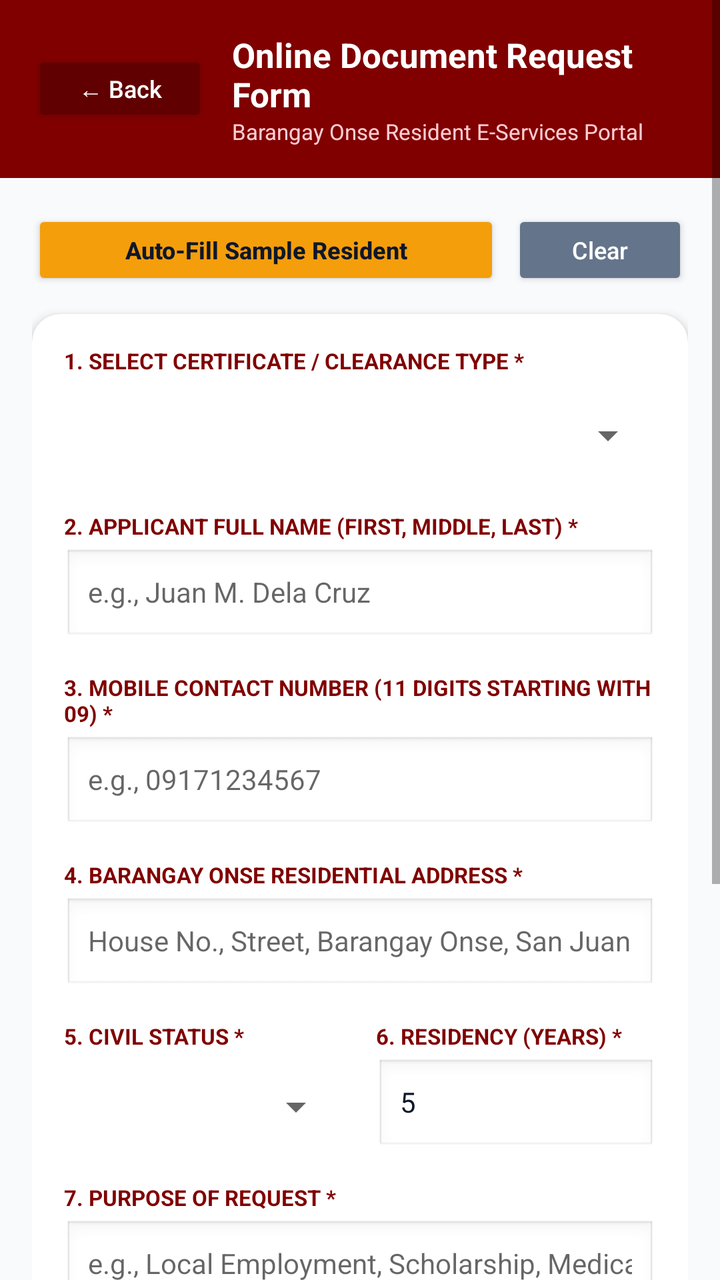
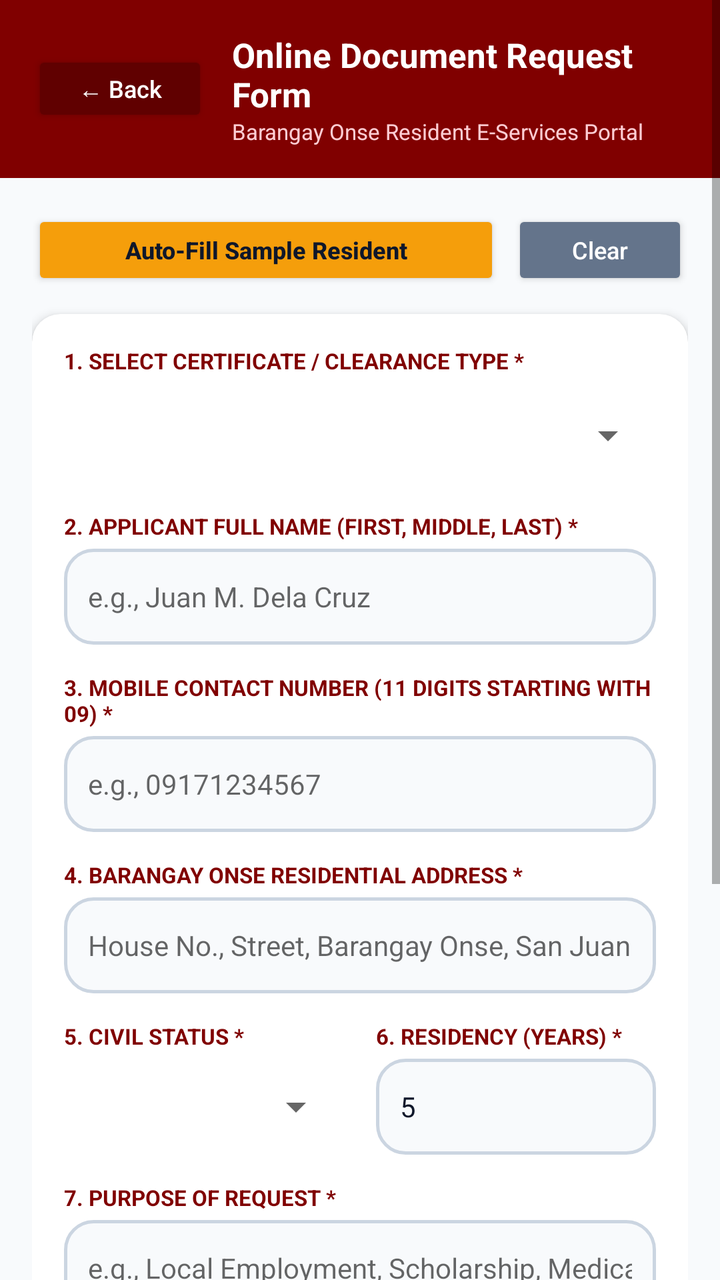

The first picture is an Android layout as it rendered before a commit; the second is the same layout after the commit. The layout source and the unified diff follow.
<!-- AndroidManifest.xml: activity theme AppTheme.NoActionBar -->
<!-- res/layout/activity_request_form.xml -->
<?xml version="1.0" encoding="utf-8"?>
<ScrollView xmlns:android="http://schemas.android.com/apk/res/android"
    xmlns:app="http://schemas.android.com/apk/res-auto"
    android:layout_width="match_parent"
    android:layout_height="match_parent"
    android:background="#F8FAFC"
    android:fillViewport="true">

    <LinearLayout
        android:layout_width="match_parent"
        android:layout_height="wrap_content"
        android:orientation="vertical"
        android:paddingBottom="28dp">

        
        <LinearLayout
            android:layout_width="match_parent"
            android:layout_height="wrap_content"
            android:background="#800000"
            android:gravity="center_vertical"
            android:orientation="horizontal"
            android:padding="16dp">

            <Button
                android:id="@+id/btnFormBack"
                android:layout_width="wrap_content"
                android:layout_height="38dp"
                android:backgroundTint="#600000"
                android:text="← Back"
                android:textAllCaps="false"
                android:textColor="#FFFFFF"
                android:textSize="12sp" />

            <LinearLayout
                android:layout_width="0dp"
                android:layout_height="wrap_content"
                android:layout_marginStart="12dp"
                android:layout_weight="1"
                android:orientation="vertical">

                <TextView
                    android:layout_width="wrap_content"
                    android:layout_height="wrap_content"
                    android:text="Online Document Request Form"
                    android:textColor="#FFFFFF"
                    android:textSize="17sp"
                    android:textStyle="bold" />

                <TextView
                    android:layout_width="wrap_content"
                    android:layout_height="wrap_content"
                    android:text="Barangay Onse Resident E-Services Portal"
                    android:textColor="#FECDD3"
                    android:textSize="11sp" />
            </LinearLayout>
        </LinearLayout>

        <LinearLayout
            android:layout_width="match_parent"
            android:layout_height="wrap_content"
            android:orientation="vertical"
            android:padding="16dp">

            
            <LinearLayout
                android:layout_width="match_parent"
                android:layout_height="wrap_content"
                android:layout_marginBottom="12dp"
                android:orientation="horizontal">

                <Button
                    android:id="@+id/btnFillSampleData"
                    android:layout_width="0dp"
                    android:layout_height="40dp"
                    android:layout_marginEnd="6dp"
                    android:layout_weight="1"
                    android:backgroundTint="#F59E0B"
                    android:text="Auto-Fill Sample Resident"
                    android:textAllCaps="false"
                    android:textColor="#0F172A"
                    android:textSize="12sp"
                    android:textStyle="bold" />

                <Button
                    android:id="@+id/btnClearForm"
                    android:layout_width="wrap_content"
                    android:layout_height="40dp"
                    android:backgroundTint="#64748B"
                    android:text="Clear"
                    android:textAllCaps="false"
                    android:textColor="#FFFFFF"
                    android:textSize="12sp" />
            </LinearLayout>

            
            <TextView
                android:id="@+id/tvValidationError"
                android:layout_width="match_parent"
                android:layout_height="wrap_content"
                android:layout_marginBottom="12dp"
                android:background="#FEE2E2"
                android:padding="12dp"
                android:text="Validation Error"
                android:textColor="#991B1B"
                android:textSize="12sp"
                android:textStyle="bold"
                android:visibility="gone" />

            
            <androidx.cardview.widget.CardView
                android:layout_width="match_parent"
                android:layout_height="wrap_content"
                app:cardBackgroundColor="#FFFFFF"
                app:cardCornerRadius="14dp"
                app:cardElevation="3dp">

                <LinearLayout
                    android:layout_width="match_parent"
                    android:layout_height="wrap_content"
                    android:orientation="vertical"
                    android:padding="16dp">

                    <TextView
                        android:layout_width="wrap_content"
                        android:layout_height="wrap_content"
                        android:text="1. SELECT CERTIFICATE / CLEARANCE TYPE *"
                        android:textColor="#800000"
                        android:textSize="11sp"
                        android:textStyle="bold" />

                    <Spinner
                        android:id="@+id/spinnerDocumentType"
                        android:layout_width="match_parent"
                        android:layout_height="48dp"
                        android:layout_marginTop="6dp" />

                    <TextView
                        android:layout_width="wrap_content"
                        android:layout_height="wrap_content"
                        android:layout_marginTop="14dp"
                        android:text="2. APPLICANT FULL NAME (FIRST, MIDDLE, LAST) *"
                        android:textColor="#800000"
                        android:textSize="11sp"
                        android:textStyle="bold" />

                    <EditText
                        android:id="@+id/etFullName"
                        android:layout_width="match_parent"
                        android:layout_height="48dp"
                        android:layout_marginTop="4dp"
                        android:background="@android:drawable/edit_text"
                        android:hint="e.g., Juan M. Dela Cruz"
                        android:inputType="textPersonName"
                        android:paddingHorizontal="12dp"
                        android:textColor="#0F172A"
                        android:textSize="14sp" />

                    <TextView
                        android:layout_width="wrap_content"
                        android:layout_height="wrap_content"
                        android:layout_marginTop="14dp"
                        android:text="3. MOBILE CONTACT NUMBER (11 DIGITS STARTING WITH 09) *"
                        android:textColor="#800000"
                        android:textSize="11sp"
                        android:textStyle="bold" />

                    <EditText
                        android:id="@+id/etContactNumber"
                        android:layout_width="match_parent"
                        android:layout_height="48dp"
                        android:layout_marginTop="4dp"
                        android:background="@android:drawable/edit_text"
                        android:hint="e.g., 09171234567"
                        android:inputType="phone"
                        android:maxLength="11"
                        android:paddingHorizontal="12dp"
                        android:textColor="#0F172A"
                        android:textSize="14sp" />

                    <TextView
                        android:layout_width="wrap_content"
                        android:layout_height="wrap_content"
                        android:layout_marginTop="14dp"
                        android:text="4. BARANGAY ONSE RESIDENTIAL ADDRESS *"
                        android:textColor="#800000"
                        android:textSize="11sp"
                        android:textStyle="bold" />

                    <EditText
                        android:id="@+id/etAddress"
                        android:layout_width="match_parent"
                        android:layout_height="48dp"
                        android:layout_marginTop="4dp"
                        android:background="@android:drawable/edit_text"
                        android:hint="House No., Street, Barangay Onse, San Juan City"
                        android:inputType="textPostalAddress"
                        android:paddingHorizontal="12dp"
                        android:textColor="#0F172A"
                        android:textSize="14sp" />

                    
                    <LinearLayout
                        android:layout_width="match_parent"
                        android:layout_height="wrap_content"
                        android:layout_marginTop="14dp"
                        android:orientation="horizontal">

                        <LinearLayout
                            android:layout_width="0dp"
                            android:layout_height="wrap_content"
                            android:layout_marginEnd="8dp"
                            android:layout_weight="1"
                            android:orientation="vertical">

                            <TextView
                                android:layout_width="wrap_content"
                                android:layout_height="wrap_content"
                                android:text="5. CIVIL STATUS *"
                                android:textColor="#800000"
                                android:textSize="11sp"
                                android:textStyle="bold" />

                            <Spinner
                                android:id="@+id/spinnerCivilStatus"
                                android:layout_width="match_parent"
                                android:layout_height="48dp"
                                android:layout_marginTop="4dp" />
                        </LinearLayout>

                        <LinearLayout
                            android:layout_width="0dp"
                            android:layout_height="wrap_content"
                            android:layout_marginStart="8dp"
                            android:layout_weight="1"
                            android:orientation="vertical">

                            <TextView
                                android:layout_width="wrap_content"
                                android:layout_height="wrap_content"
                                android:text="6. RESIDENCY (YEARS) *"
                                android:textColor="#800000"
                                android:textSize="11sp"
                                android:textStyle="bold" />

                            <EditText
                                android:id="@+id/etYearsResidency"
                                android:layout_width="match_parent"
                                android:layout_height="48dp"
                                android:layout_marginTop="4dp"
                                android:background="@android:drawable/edit_text"
                                android:inputType="number"
                                android:paddingHorizontal="12dp"
                                android:text="5"
                                android:textColor="#0F172A"
                                android:textSize="14sp" />
                        </LinearLayout>
                    </LinearLayout>

                    <TextView
                        android:layout_width="wrap_content"
                        android:layout_height="wrap_content"
                        android:layout_marginTop="14dp"
                        android:text="7. PURPOSE OF REQUEST *"
                        android:textColor="#800000"
                        android:textSize="11sp"
                        android:textStyle="bold" />

                    <EditText
                        android:id="@+id/etPurpose"
                        android:layout_width="match_parent"
                        android:layout_height="48dp"
                        android:layout_marginTop="4dp"
                        android:background="@android:drawable/edit_text"
                        android:hint="e.g., Local Employment, Scholarship, Medical Aid"
                        android:inputType="text"
                        android:paddingHorizontal="12dp"
                        android:textColor="#0F172A"
                        android:textSize="14sp" />

                    <TextView
                        android:layout_width="wrap_content"
                        android:layout_height="wrap_content"
                        android:layout_marginTop="14dp"
                        android:text="8. NUMBER OF COPIES (MAX 5 COPIES) *"
                        android:textColor="#800000"
                        android:textSize="11sp"
                        android:textStyle="bold" />

                    <EditText
                        android:id="@+id/etCopies"
                        android:layout_width="match_parent"
                        android:layout_height="48dp"
                        android:layout_marginTop="4dp"
                        android:background="@android:drawable/edit_text"
                        android:inputType="number"
                        android:paddingHorizontal="12dp"
                        android:text="1"
                        android:textColor="#0F172A"
                        android:textSize="14sp" />

                    <CheckBox
                        android:id="@+id/cbPrivacyConsent"
                        android:layout_width="match_parent"
                        android:layout_height="wrap_content"
                        android:layout_marginTop="14dp"
                        android:text="I consent to the processing of my personal data by Barangay Onse in accordance with the Philippine Data Privacy Act of 2012 (R.A. 10173)."
                        android:textColor="#334155"
                        android:textSize="12sp" />

                    <Button
                        android:id="@+id/btnSubmitRequest"
                        android:layout_width="match_parent"
                        android:layout_height="52dp"
                        android:layout_marginTop="18dp"
                        android:backgroundTint="#800000"
                        android:text="Submit Application &amp; Generate Tracking Code"
                        android:textAllCaps="false"
                        android:textColor="#FFFFFF"
                        android:textSize="14sp"
                        android:textStyle="bold" />
                </LinearLayout>
            </androidx.cardview.widget.CardView>
        </LinearLayout>
    </LinearLayout>
</ScrollView>
<!-- resources referenced by this layout -->
<resources>
  <style name="AppTheme.NoActionBar" parent="Theme.AppCompat.DayNight.NoActionBar">
          <item name="windowActionBar">false</item>
          <item name="windowNoTitle">true</item>
          <item name="android:background">@null</item>
      </style>
</resources>

<!-- the commit's change to res/layout/activity_request_form.xml (unified diff, before → after) -->
@@ -148,7 +148,7 @@
                         android:layout_width="match_parent"
                         android:layout_height="48dp"
                         android:layout_marginTop="4dp"
-                        android:background="@android:drawable/edit_text"
+                        android:background="@drawable/bg_input_box"
                         android:hint="e.g., Juan M. Dela Cruz"
                         android:inputType="textPersonName"
                         android:paddingHorizontal="12dp"
@@ -169,7 +169,7 @@
                         android:layout_width="match_parent"
                         android:layout_height="48dp"
                         android:layout_marginTop="4dp"
-                        android:background="@android:drawable/edit_text"
+                        android:background="@drawable/bg_input_box"
                         android:hint="e.g., 09171234567"
                         android:inputType="phone"
                         android:maxLength="11"
@@ -191,7 +191,7 @@
                         android:layout_width="match_parent"
                         android:layout_height="48dp"
                         android:layout_marginTop="4dp"
-                        android:background="@android:drawable/edit_text"
+                        android:background="@drawable/bg_input_box"
                         android:hint="House No., Street, Barangay Onse, San Juan City"
                         android:inputType="textPostalAddress"
                         android:paddingHorizontal="12dp"
@@ -247,7 +247,7 @@
                                 android:layout_width="match_parent"
                                 android:layout_height="48dp"
                                 android:layout_marginTop="4dp"
-                                android:background="@android:drawable/edit_text"
+                                android:background="@drawable/bg_input_box"
                                 android:inputType="number"
                                 android:paddingHorizontal="12dp"
                                 android:text="5"
@@ -270,7 +270,7 @@
                         android:layout_width="match_parent"
                         android:layout_height="48dp"
                         android:layout_marginTop="4dp"
-                        android:background="@android:drawable/edit_text"
+                        android:background="@drawable/bg_input_box"
                         android:hint="e.g., Local Employment, Scholarship, Medical Aid"
                         android:inputType="text"
                         android:paddingHorizontal="12dp"
@@ -291,7 +291,7 @@
                         android:layout_width="match_parent"
                         android:layout_height="48dp"
                         android:layout_marginTop="4dp"
-                        android:background="@android:drawable/edit_text"
+                        android:background="@drawable/bg_input_box"
                         android:inputType="number"
                         android:paddingHorizontal="12dp"
                         android:text="1"
<!-- resource entries referenced after the edit -->
@@ -1,5 +1,12 @@
 <!-- resources referenced by this layout -->
 <resources>
+  <!-- drawable bg_input_box (drawable) -->
+  <?xml version="1.0" encoding="utf-8"?>
+  <shape xmlns:android="http://schemas.android.com/apk/res/android">
+      <solid android:color="#F8FAFC" />
+      <corners android:radius="14dp" />
+      <stroke android:width="1.5dp" android:color="#CBD5E1" />
+  </shape>
   <style name="AppTheme.NoActionBar" parent="Theme.AppCompat.DayNight.NoActionBar">
           <item name="windowActionBar">false</item>
           <item name="windowNoTitle">true</item>
